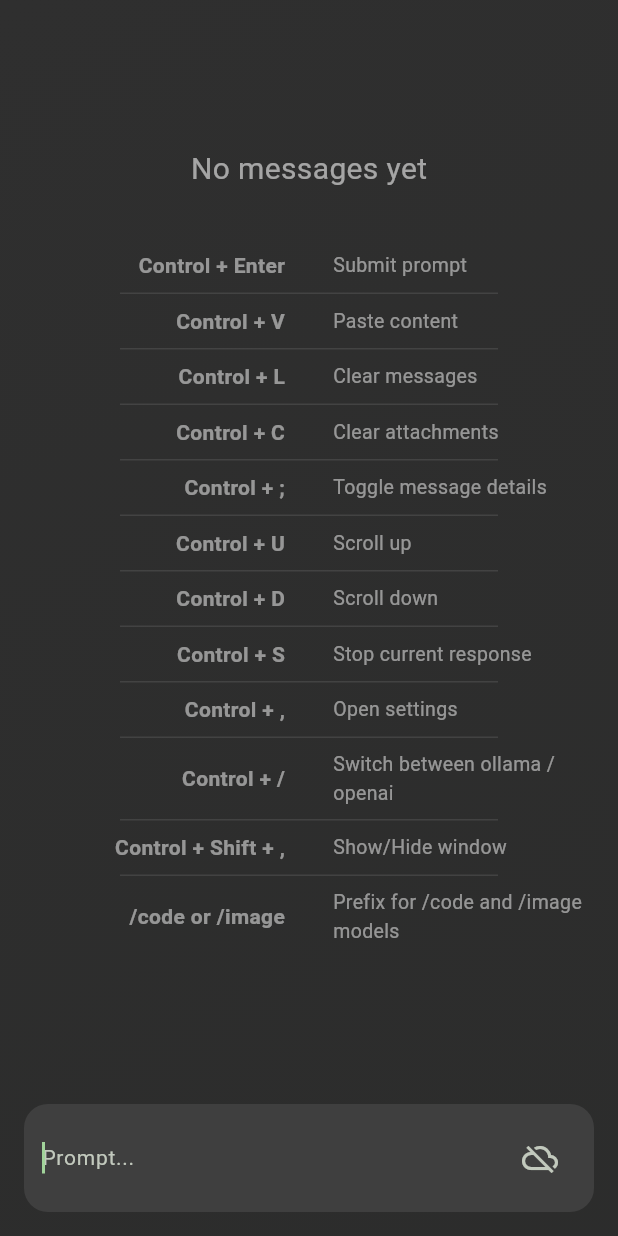
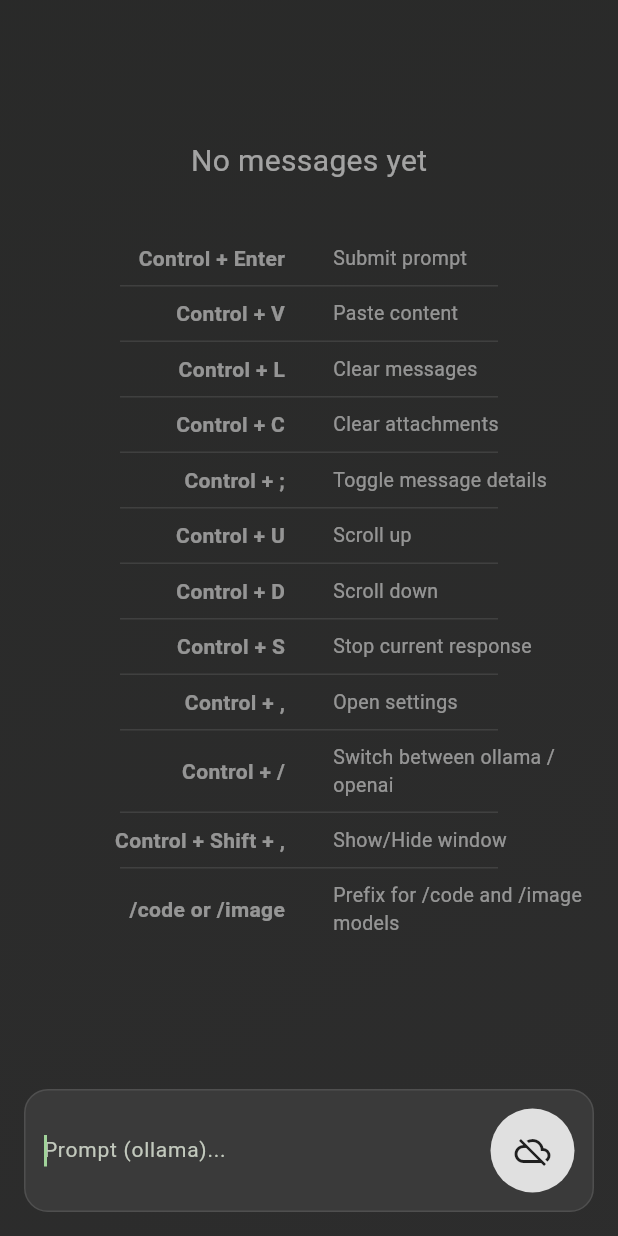
Before and after one commit to alanfortlink/misc, a Flutter app: the screen it shows after launch, on a phone screen of 412 x 824 dp. Run offline on Flutter 3.47's test engine with Material 3 defaults, Android fonts, the phone set to English and light mode, and no system bars; our stand-ins replace flutter_animate, flutter_markdown, line_icons, shared_preferences; missing offline and left inert: hotkey_manager, pasteboard, syntax_highlight, tray_manager, window_manager; network calls fail; statements that could not run were skipped.

Commit message:
update layout

```diff
--- a/jarvis_chat/lib/jarvis_theme.dart
+++ b/jarvis_chat/lib/jarvis_theme.dart
@@ -1,10 +1,9 @@
 import 'package:flutter/painting.dart';
 
 class JarvisTheme {
-  static const Color backgroundColor = Color(0xFF2F2F2F);
-  static const Color slightlyDarkerThanBackground = Color(0xFF2A2A2A);
+  static const Color backgroundColor = Color(0xDD2D2D2D);
   static const Color darkerThanBackground = Color(0xFF1F1F1F);
-  static const Color brighterThanBackground = Color(0xFF3F3F3F);
+  static const Color brighterThanBackground = Color(0xDD3C3C3C);
   static const Color muchBrighterThanBackground = Color(0xFF4F4F4F);
 
   static const Color textColor = Color(0xAAE0E0E0);
--- a/jarvis_chat/lib/main_page.dart
+++ b/jarvis_chat/lib/main_page.dart
@@ -72,7 +72,7 @@ class _MainPanelState extends State<MainPanel> {
           colors: [
             JarvisTheme.backgroundColor,
             JarvisTheme.backgroundColor.withValues(
-              alpha: 0.9,
+              alpha: 0.99,
             ),
           ],
         ),
--- a/jarvis_chat/lib/main_window.dart
+++ b/jarvis_chat/lib/main_window.dart
@@ -28,6 +28,7 @@ class _MainWindowState extends State<MainWindow>
   void _showWindow() async {
     await windowManager.show();
     await windowManager.focus();
+    widget.store.promptFocusNode.requestFocus();
   }
 
   void _hideWindow() async {
--- a/jarvis_chat/lib/prompt_panel.dart
+++ b/jarvis_chat/lib/prompt_panel.dart
@@ -329,6 +329,10 @@ class _PromptPanelState extends State<PromptPanel> {
           decoration: BoxDecoration(
             color: JarvisTheme.brighterThanBackground,
             borderRadius: BorderRadius.circular(16.0),
+            border: Border.all(
+              color: JarvisTheme.muchBrighterThanBackground,
+              width: 1.0,
+            ),
           ),
           child: Row(
             mainAxisSize: MainAxisSize.max,
@@ -348,25 +352,35 @@ class _PromptPanelState extends State<PromptPanel> {
                   ),
                   onChanged: _onPromptChanged,
                   decoration: InputDecoration(
-                    hintText: "Prompt...",
+                    hintText: appState.useOpenAI
+                        ? "Prompt (openai)..."
+                        : "Prompt (ollama)...",
                     border: InputBorder.none,
                     fillColor: Colors.white,
                   ),
                 ),
               ),
-              isCheckingConnection
+              Container(
+                  padding: const EdgeInsets.all(4.0),
+                  decoration: BoxDecoration(
+                    color: Color(0xFFE0E0E0),
+                    shape: BoxShape.circle,
+                  ),
+                  child: isCheckingConnection
                       ? Container(
-                      width: 24.0,
-                      height: 24.0,
+                          width: 40.0,
+                          height: 40.0,
+                          padding: const EdgeInsets.all(8.0),
                           child: CircularProgressIndicator(
-                        color: Colors.white.withValues(
-                          alpha: 0.5,
-                        ),
+                            color: JarvisTheme.darkerThanBackground,
                           ),
                         )
                       : (!appState.serverUp)
                           ? IconButton(
-                          icon: Icon(Icons.cloud_off),
+                              icon: Icon(
+                                Icons.cloud_off,
+                                color: JarvisTheme.darkerThanBackground,
+                              ),
                               onPressed: () async {
                                 appState.serverUp =
                                     await chatState.checkConnection(appState);
@@ -376,14 +390,20 @@ class _PromptPanelState extends State<PromptPanel> {
                           : chatState.incoming == null
                               ? IconButton(
                                   icon: Icon(
-                                appState.useOpenAI ? Icons.wifi : Icons.send,
+                                    appState.useOpenAI
+                                        ? Icons.arrow_upward
+                                        : Icons.send_rounded,
+                                    color: JarvisTheme.darkerThanBackground,
                                   ),
                                   onPressed: _onPromptSubmitted,
                                 )
                               : IconButton(
-                              icon: Icon(Icons.stop),
+                                  icon: Icon(
+                                    Icons.stop,
+                                    color: JarvisTheme.darkerThanBackground,
+                                  ),
                                   onPressed: _stopPrompt,
-                            )
+                                )),
             ],
           ),
         ),
```
Lines whose indentation alone changed are shown as unchanged.
